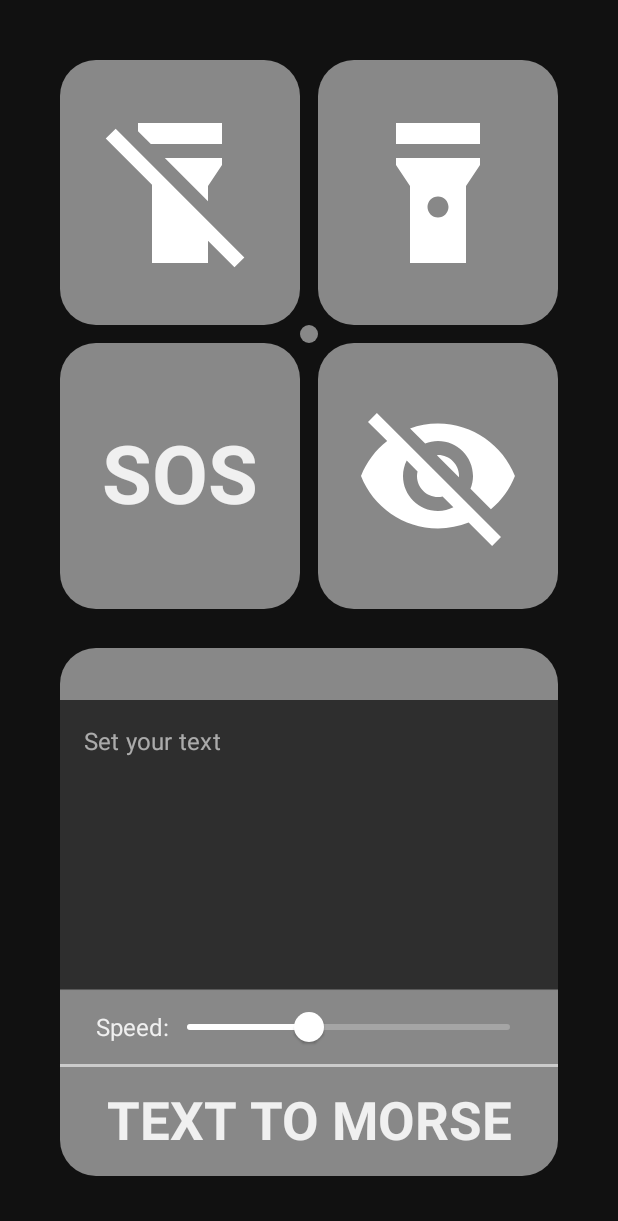
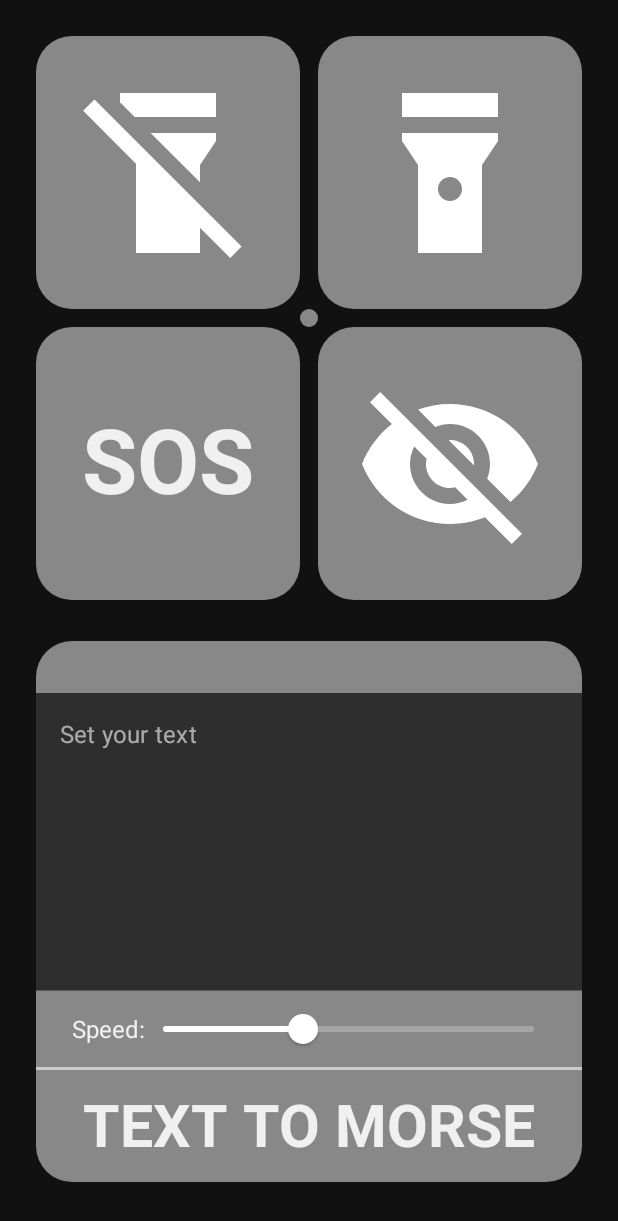
Before and after one commit to DEZZOMORF/morse-flashlight, an Android app built with Jetpack Compose: the screen it shows after launch (MainActivity), on a phone screen of 412 x 824 dp. Shown: the top 1221 px of the screen. Run offline under Robolectric (Android 15) with nearby library versions, the phone set to English and light mode, and no system bars; our stand-ins replace AdMob, Dagger/Hilt's generated code, accompanist; 5 statements that could not run were skipped.

Commit message:
Added admob and banner

```diff
--- a/app/build.gradle
+++ b/app/build.gradle
@@ -27,6 +27,8 @@ android {
             shrinkResources true
             minifyEnabled true
             proguardFiles getDefaultProguardFile('proguard-android.txt'), 'proguard-rules.pro'
+
+            buildConfigField("String", "BANNER_ID", "\"ca-app-pub-4130399188477599/3944657470\"")
         }
         debug {
             debuggable true
@@ -34,6 +36,8 @@ android {
             minifyEnabled false
             proguardFiles getDefaultProguardFile('proguard-android.txt'), 'proguard-rules.pro'
             versionNameSuffix "-debug"
+
+            buildConfigField("String", "BANNER_ID", "\"ca-app-pub-3940256099942544/6300978111\"")
         }
     }
     compileOptions {
@@ -93,4 +97,7 @@ dependencies {
     // In app update
     implementation("com.google.android.play:app-update:2.0.1")
     implementation("com.google.android.play:app-update-ktx:2.0.1")
+
+    // Admob
+    implementation 'com.google.android.gms:play-services-ads:21.3.0'
 }
--- a/app/src/main/AndroidManifest.xml
+++ b/app/src/main/AndroidManifest.xml
@@ -26,6 +26,11 @@
                 android:name="android.app.lib_name"
                 android:value="" />
         </activity>
+
+        <meta-data
+            android:name="com.google.android.gms.ads.APPLICATION_ID"
+            android:value="ca-app-pub-4130399188477599~1332890282"/>
+
     </application>
 
 </manifest>
--- a/app/src/main/java/com/dezzomorf/morseflashlight/activity/MainActivity.kt
+++ b/app/src/main/java/com/dezzomorf/morseflashlight/activity/MainActivity.kt
@@ -13,6 +13,7 @@ import androidx.compose.ui.unit.dp
 import androidx.hilt.navigation.compose.hiltViewModel
 import com.dezzomorf.morseflashlight.BuildConfig
 import com.dezzomorf.morseflashlight.manager.InAppUpdateManager
+import com.dezzomorf.morseflashlight.ui.BannerAdView
 import com.dezzomorf.morseflashlight.ui.MainButtons
 import com.dezzomorf.morseflashlight.ui.MorseUi
 import com.dezzomorf.morseflashlight.ui.theme.DarkGray
@@ -20,6 +21,7 @@ import com.dezzomorf.morseflashlight.ui.theme.MorseFlashlightTheme
 import com.dezzomorf.morseflashlight.ui.theme.defaultArrangementSpace
 import com.dezzomorf.morseflashlight.viewmodel.MainViewModel
 import com.google.accompanist.systemuicontroller.rememberSystemUiController
+import com.google.android.gms.ads.MobileAds
 import com.google.firebase.crashlytics.FirebaseCrashlytics
 import dagger.hilt.android.AndroidEntryPoint
 
@@ -33,6 +35,7 @@ class MainActivity : ComponentActivity() {
 
         setUpCrashlytics()
         setUpUpdateManager()
+        setUpAdMob()
 
         setContent {
             val systemUiController = rememberSystemUiController()
@@ -41,38 +44,48 @@ class MainActivity : ComponentActivity() {
             )
             MorseFlashlightTheme(darkTheme = true) {
                 Surface(modifier = Modifier.fillMaxSize()) {
+
+                    val padding = 24.dp
                     val mainViewModel: MainViewModel = hiltViewModel()
                     val flashlightState by mainViewModel.flashlightState.collectAsState()
                     val morseTextState by mainViewModel.morseTextState.collectAsState()
+
                     Column(
                         horizontalAlignment = Alignment.CenterHorizontally,
                         verticalArrangement = Arrangement.spacedBy(defaultArrangementSpace),
                         modifier = Modifier
                             .fillMaxSize()
-                            .padding(40.dp)
                     ) {
+
                         Row(
                             verticalAlignment = Alignment.CenterVertically,
                             modifier = Modifier
                                 .fillMaxSize()
                                 .weight(1f)
+                                .padding(start = padding, top = padding, end = padding)
                         ) {
                             MainButtons(
                                 flashlightState = flashlightState,
                                 onAction = mainViewModel::onAction
                             )
                         }
+
                         Row(
                             verticalAlignment = Alignment.CenterVertically,
                             modifier = Modifier
                                 .fillMaxSize()
                                 .weight(1f)
+                                .padding(start = padding, bottom = padding, end = padding)
                         ) {
                             MorseUi(
                                 morseText = morseTextState,
                                 onAction = mainViewModel::onAction,
                                 morseSpeed = mainViewModel::setSpeed
                             )
+                        }
+
+                        Row(Modifier.fillMaxWidth()) {
+                            BannerAdView()
                         }
                     }
                 }
@@ -97,4 +110,8 @@ class MainActivity : ComponentActivity() {
     private fun setUpUpdateManager() {
         updateManager = InAppUpdateManager(this)
     }
+
+    private fun setUpAdMob() {
+        MobileAds.initialize(this)
+    }
 }
--- /dev/null
+++ b/app/src/main/java/com/dezzomorf/morseflashlight/ui/AdBanner.kt
@@ -0,0 +1,35 @@
+package com.dezzomorf.morseflashlight.ui
+
+import androidx.compose.foundation.layout.fillMaxWidth
+import androidx.compose.runtime.Composable
+import androidx.compose.ui.Modifier
+import androidx.compose.ui.platform.LocalConfiguration
+import androidx.compose.ui.platform.LocalContext
+import androidx.compose.ui.viewinterop.AndroidView
+import com.dezzomorf.morseflashlight.BuildConfig
+import com.google.android.gms.ads.AdRequest
+import com.google.android.gms.ads.AdSize
+import com.google.android.gms.ads.AdView
+
+@Composable
+fun BannerAdView() {
+    val adaptiveAdSize = adaptiveAdSize()
+    AndroidView(
+        modifier = Modifier
+            .fillMaxWidth(),
+        factory = { context ->
+            AdView(context).apply {
+                setAdSize(adaptiveAdSize)
+                adUnitId = BuildConfig.BANNER_ID
+                loadAd(AdRequest.Builder().build())
+            }
+        }
+    )
+}
+
+@Composable
+private fun adaptiveAdSize(): AdSize {
+    val context = LocalContext.current
+    val configuration = LocalConfiguration.current
+    return AdSize.getPortraitAnchoredAdaptiveBannerAdSize(context, configuration.screenWidthDp)
+}
```
